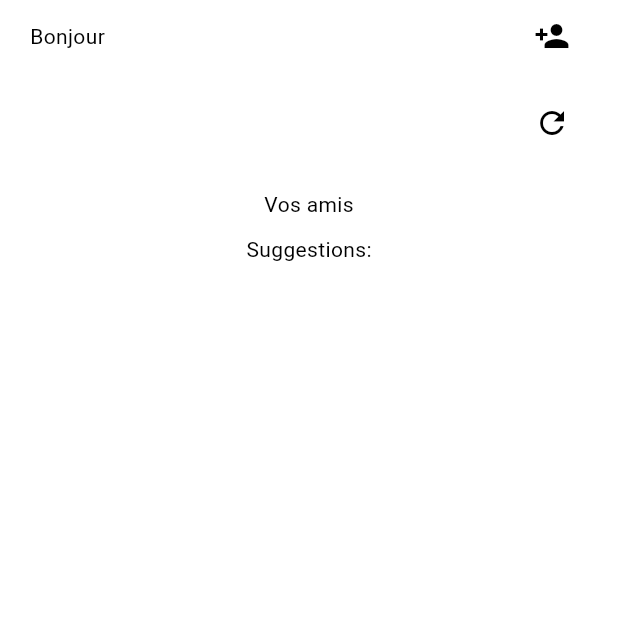
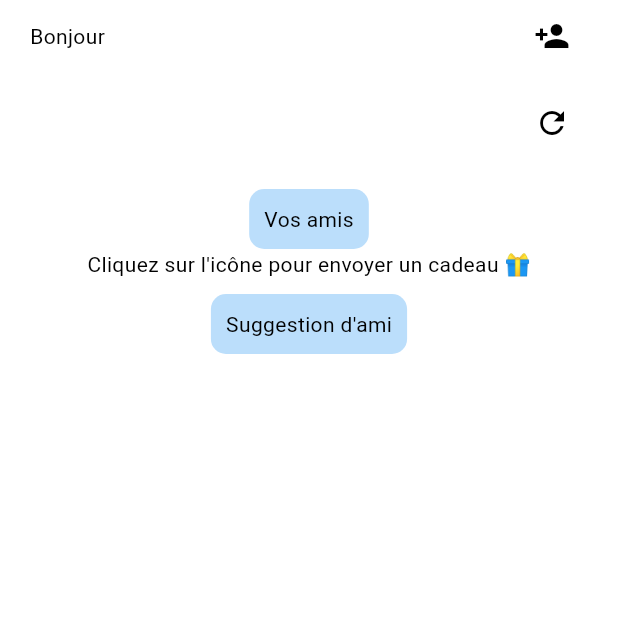
Before and after one commit to MartinBellot/OpenTheBox, a Flutter app: the Home screen opened directly, on a phone screen of 412 x 824 dp, the top half of it. Run offline on Flutter 3.47's test engine with Material 3 defaults, Android fonts, the phone set to English and light mode, and no system bars; our stand-ins replace dio, flutter_dotenv, just_audio, shared_preferences, socket_io_client; missing offline and left inert: particles_flutter; accounts and stored records are empty.

Commit message:
feat: add better display

```diff
--- a/lib/home.dart
+++ b/lib/home.dart
@@ -67,10 +67,19 @@ class _HomeState extends State<Home> {
                 ],
               ),
               const H(20),
-              const Text('Vos amis'),
+              Container(
+                padding: const EdgeInsets.all(10.0),
+                decoration: BoxDecoration(
+                  color: Colors.blue[100],
+                  borderRadius: BorderRadius.circular(10.0),
+                ),
+                child: const Text('Vos amis'),
+              ),
+              const Text('Cliquez sur l\'icône pour envoyer un cadeau 🎁'),
               if (friends != null)
                 ...friends!.map(
-                  (friend) => Row(
+                  (friend) => Card(
+                    child: Row(
                       children: [
                         const Icon(Icons.person),
                         const W(10),
@@ -88,11 +97,20 @@ class _HomeState extends State<Home> {
                       ],
                     ),
                   ),
+                ),
               const H(10),
-              const Text('Suggestions:'),
+              Container(
+                padding: const EdgeInsets.all(10.0),
+                decoration: BoxDecoration(
+                  color: Colors.blue[100],
+                  borderRadius: BorderRadius.circular(10.0),
+                ),
+                child: const Text("Suggestion d'ami"),
+              ),
               if (suggestions != null)
                 ...suggestions!.map(
-                  (friend) => Row(
+                  (friend) => Card(
+                    child: Row(
                       children: [
                         const Icon(Icons.person),
                         const W(10),
@@ -108,6 +126,7 @@ class _HomeState extends State<Home> {
                           icon: const Icon(Icons.add),
                         ),
                       ],
+                    ),
                   ),
                 ),
             ],
```
Lines whose indentation alone changed are shown as unchanged.
